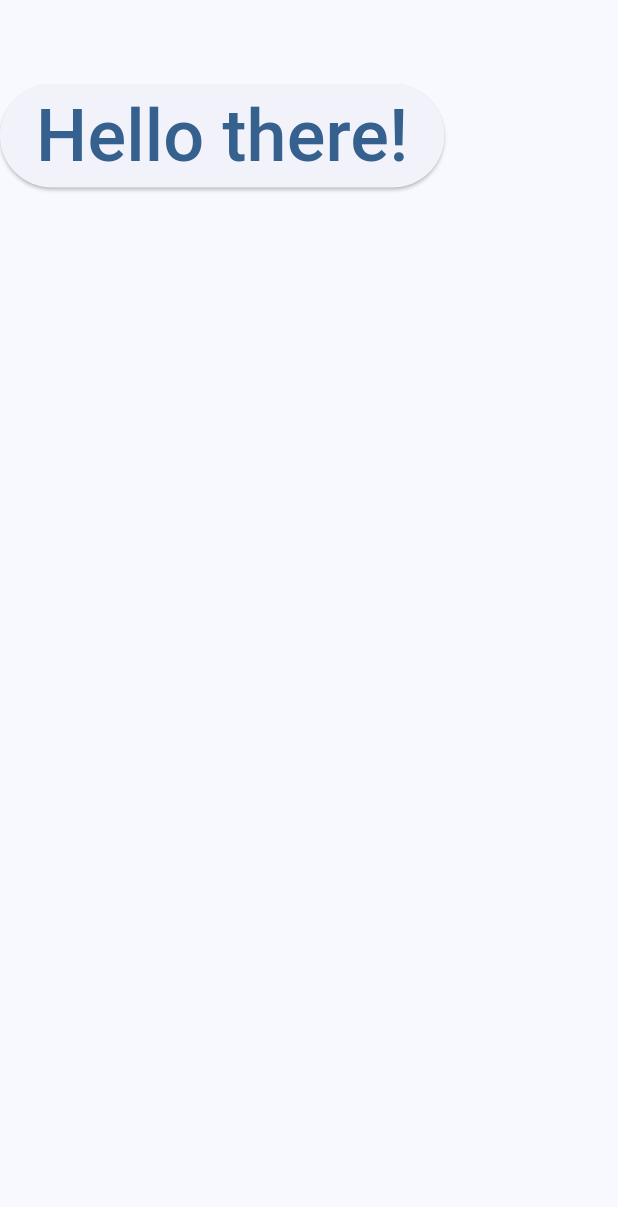
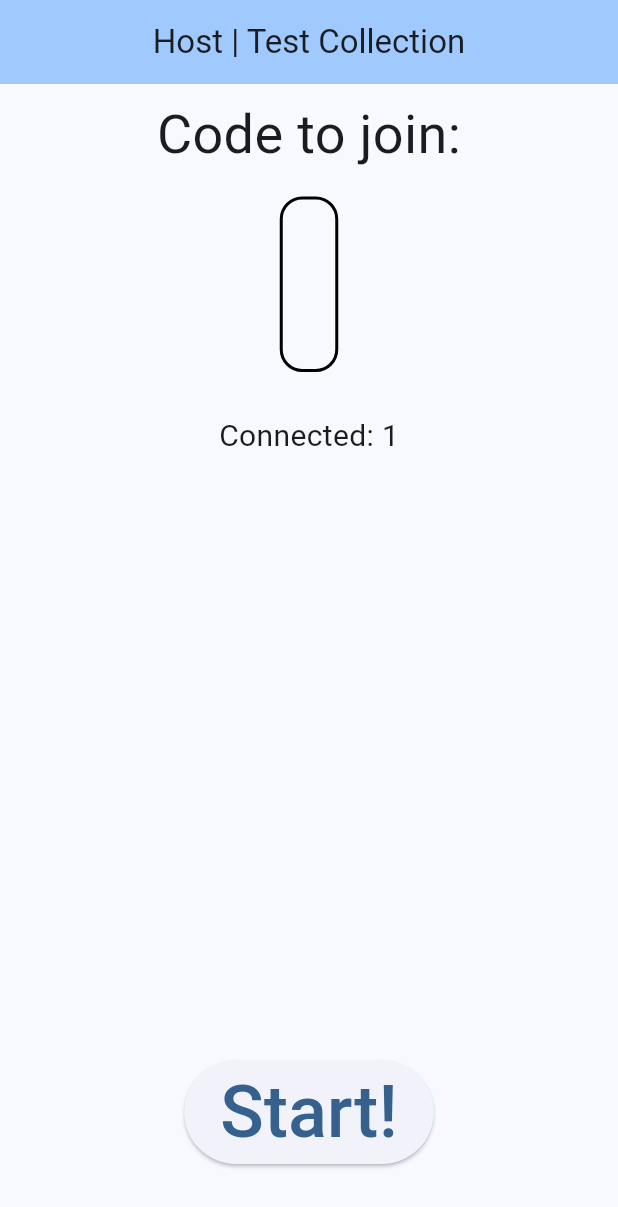
Before and after one commit to ItayElf/MatchIt, a Flutter app: the screen it shows after launch, on a phone screen of 412 x 824 dp. Shown: the top 1207 px of the screen. Run offline on Flutter 3.47's test engine with Material 3 defaults, Android fonts, the phone set to English and light mode, and no system bars; our stand-ins replace cached_network_image, permission_handler, swipe_cards; missing offline and left inert: hashids2, network_info_plus.

Commit message:
Feat: added host page

```diff
--- a/lib/main.dart
+++ b/lib/main.dart
@@ -1,24 +1,10 @@
-import 'dart:io';
-
 import 'package:flutter/material.dart';
 import 'package:match_it/classes/card_collection.dart';
 import 'package:match_it/classes/card_data.dart';
-import 'package:match_it/network/server.dart';
-import 'package:match_it/widgets/async_button.dart';
-import 'package:permission_handler/permission_handler.dart';
+import 'package:match_it/pages/host_page.dart';
 
 void main() async {
   WidgetsFlutterBinding.ensureInitialized();
-
-  if (Platform.isAndroid) {
-    final status = await Permission.location.status;
-    if (status.isDenied || status.isRestricted) {
-      await Permission.location.request();
-    }
-  }
-
-  final server = Server();
-  server.start();
   runApp(const MyApp());
 }
 
@@ -61,19 +47,8 @@ class MyApp extends StatelessWidget {
           colorScheme: ColorScheme.fromSeed(seedColor: Colors.blue),
           useMaterial3: true,
         ),
-        home: Scaffold(
-          appBar: AppBar(),
-          body: AsyncButton(
-            loadingCircleSize: 100,
-            loadingCircleWidth: 10,
-            child: const Text(
-              "Hello there!",
-              style: TextStyle(fontSize: 48),
-            ),
-            onClick: () => Future.delayed(
-              Durations.extralong4,
-            ),
-          ),
+        home: const HostPage(
+          collection: collection,
         ));
   }
 }
--- a/lib/network/server.dart
+++ b/lib/network/server.dart
@@ -13,6 +13,7 @@ class Server {
 
   void Function(String errorMessage)? _onError;
   void Function(CardData cardData)? _onLikedCard;
+  void Function()? _onJoin;
 
   final List<Socket> sockets = [];
   ServerSocket? server;
@@ -28,6 +29,9 @@ class Server {
     debugPrint("GOT CONNECTION FROM ${socket.remoteAddress.address}");
     if (!sockets.contains(socket)) {
       sockets.add(socket);
+      if (_onJoin != null) {
+        _onJoin!();
+      }
     }
     socket.listen((data) {
       _onData(utf8.decode(data));
@@ -50,6 +54,10 @@ class Server {
 
   void onLikedCard(void Function(CardData cardData) function) {
     _onLikedCard = function;
+  }
+
+  void onJoin(void Function() function) {
+    _onJoin = function;
   }
 
   // Low level networking
--- /dev/null
+++ b/lib/pages/host_page.dart
@@ -0,0 +1,130 @@
+import 'dart:io';
+
+import 'package:flutter/material.dart';
+import 'package:flutter/widgets.dart';
+import 'package:match_it/classes/card_collection.dart';
+import 'package:match_it/network/server.dart';
+import 'package:match_it/network/utils.dart';
+import 'package:match_it/widgets/async_button.dart';
+import 'package:network_info_plus/network_info_plus.dart';
+import 'package:permission_handler/permission_handler.dart';
+
+class HostPage extends StatefulWidget {
+  const HostPage({super.key, required this.collection});
+
+  final CardCollection collection;
+
+  @override
+  State<HostPage> createState() => _HostPageState();
+}
+
+class _HostPageState extends State<HostPage> {
+  late Server server;
+  String wifiName = "same";
+  String ipHash = "";
+  int connected = 1;
+
+  @override
+  void initState() {
+    super.initState();
+    server = Server();
+    server.start();
+
+    server.onJoin(
+      () => setState(() {
+        connected += 1;
+      }),
+    );
+
+    _setup();
+  }
+
+  Future _setup() async {
+    if (Platform.isAndroid) {
+      final status = await Permission.location.status;
+      if (status.isDenied || status.isRestricted) {
+        await Permission.location.request();
+      }
+    }
+
+    final info = NetworkInfo();
+    String tempWifiName = await info.getWifiName() ?? "same";
+    String? ip = await info.getWifiIP();
+    String tempIpHash;
+    if (ip != null) {
+      tempIpHash = ipToHashId(ip);
+    } else {
+      tempIpHash = "ERROR";
+    }
+
+    setState(() {
+      wifiName = tempWifiName;
+      ipHash = tempIpHash;
+    });
+  }
+
+  Future onStart() async {
+    await server.lock();
+  }
+
+  @override
+  Widget build(BuildContext context) {
+    server.onError(
+      (error) => ScaffoldMessenger.of(context)
+          .showSnackBar(SnackBar(content: Text(error))),
+    );
+
+    return Scaffold(
+      appBar: AppBar(
+        backgroundColor: Theme.of(context).colorScheme.inversePrimary,
+        title: Text("Host | ${widget.collection.name}"),
+        centerTitle: true,
+      ),
+      body: Padding(
+        padding: const EdgeInsets.all(8.0),
+        child: Center(
+          child: Column(
+            children: [
+              Expanded(
+                child: Column(
+                  children: [
+                    const Text(
+                      "Code to join:",
+                      style: TextStyle(fontSize: 36),
+                      textAlign: TextAlign.center,
+                    ),
+                    Container(
+                      padding: const EdgeInsets.all(16),
+                      margin: const EdgeInsets.only(top: 16),
+                      decoration: BoxDecoration(
+                          border: Border.all(width: 2),
+                          borderRadius: BorderRadius.circular(15)),
+                      child: SelectableText(
+                        ipHash,
+                        style: const TextStyle(fontSize: 48),
+                      ),
+                    ),
+                    const SizedBox(height: 28),
+                    Text(
+                      "Connected: $connected",
+                      style: const TextStyle(fontSize: 20),
+                    ),
+                  ],
+                ),
+              ),
+              Container(
+                margin: const EdgeInsets.only(bottom: 40),
+                child: AsyncButton(
+                    onClick: onStart,
+                    child: const Text(
+                      "Start!",
+                      style: TextStyle(fontSize: 48),
+                    )),
+              )
+            ],
+          ),
+        ),
+      ),
+    );
+  }
+}
```
